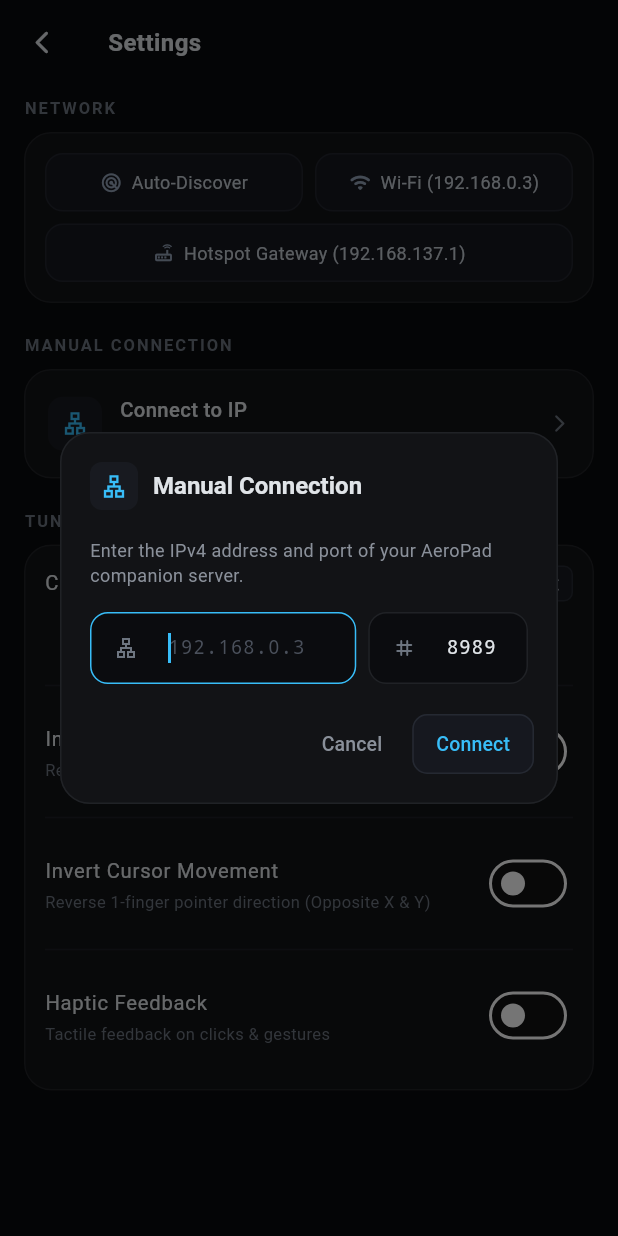
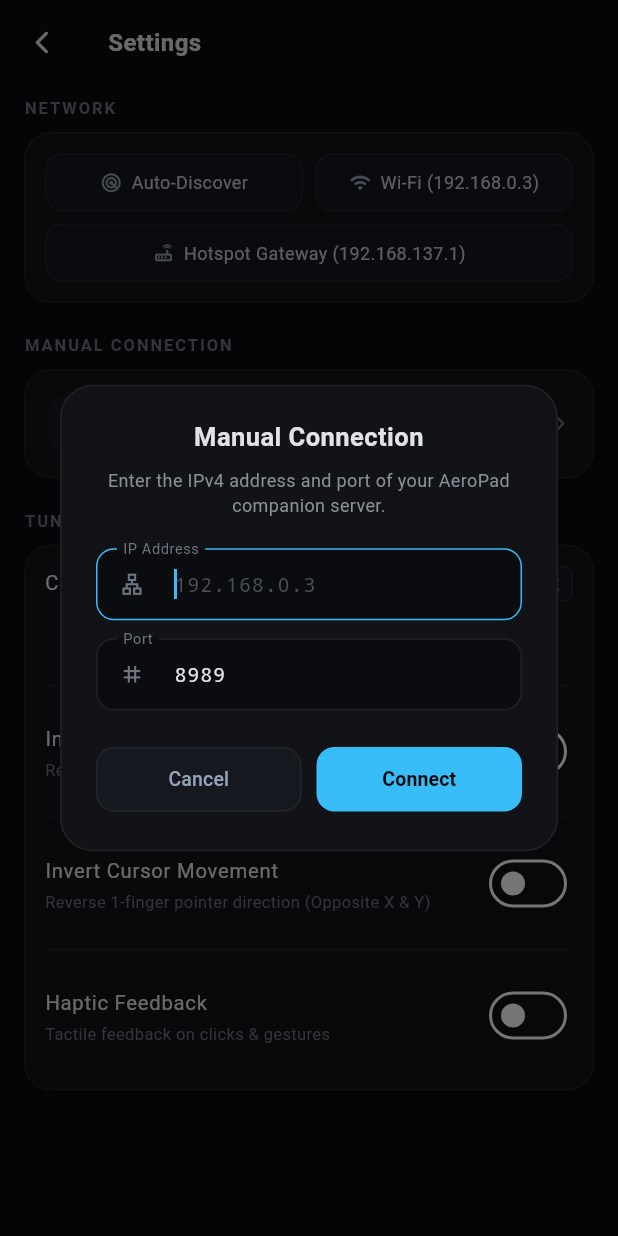
Before and after one commit to abhi963007/Aeropad, a Flutter app: the SettingsPage screen opened directly with empty values, after a tap on "Connect to IP", on a phone screen of 412 x 824 dp. Run offline on Flutter 3.47's test engine with Material 3 defaults, Android fonts, the phone set to English and light mode, and no system bars.

Commit message:
refactor(ui): redesign manual connection modal with centered header, 2 stacked input rows, and balanced action buttons

```diff
--- a/lib/main.dart
+++ b/lib/main.dart
@@ -742,37 +742,20 @@
         return AlertDialog(
           backgroundColor: const Color(0xff121316),
           shape: RoundedRectangleBorder(
-            borderRadius: BorderRadius.circular(20),
+            borderRadius: BorderRadius.circular(22),
             side: const BorderSide(color: Color(0xff202226)),
           ),
-          titlePadding: const EdgeInsets.fromLTRB(20, 20, 20, 8),
-          contentPadding: const EdgeInsets.fromLTRB(20, 10, 20, 16),
-          actionsPadding: const EdgeInsets.fromLTRB(16, 0, 16, 16),
-          title: Row(
-            children: [
-              Container(
-                width: 32,
-                height: 32,
-                decoration: BoxDecoration(
-                  color: const Color(0xff181a20),
-                  borderRadius: BorderRadius.circular(8),
-                ),
-                child: const Icon(
-                  Icons.lan_outlined,
-                  color: Color(0xff38bdf8),
-                  size: 18,
-                ),
-              ),
-              const SizedBox(width: 10),
-              const Text(
+          titlePadding: const EdgeInsets.fromLTRB(24, 24, 24, 8),
+          contentPadding: const EdgeInsets.fromLTRB(24, 0, 24, 24),
+          title: const Text(
             'Manual Connection',
+            textAlign: TextAlign.center,
             style: TextStyle(
               color: Color(0xffe0e4e8),
-                  fontSize: 16,
+              fontSize: 17,
               fontWeight: FontWeight.w600,
-                ),
-              ),
-            ],
+              letterSpacing: 0.3,
+            ),
           ),
           content: SingleChildScrollView(
             child: Column(
@@ -781,41 +764,43 @@
               children: [
                 const Text(
                   'Enter the IPv4 address and port of your AeroPad companion server.',
+                  textAlign: TextAlign.center,
                   style: TextStyle(
                     color: Color(0xff8a909a),
                     fontSize: 12,
-                    height: 1.4,
-                  ),
-                ),
-                const SizedBox(height: 16),
-                Row(
-                  children: [
-                    Expanded(
-                      flex: 5,
-                      child: TextField(
+                    height: 1.45,
+                  ),
+                ),
+                const SizedBox(height: 20),
+                TextField(
                   controller: _ipController,
                   keyboardType: TextInputType.datetime,
                   autofocus: true,
                   style: const TextStyle(
                     color: Color(0xffe0e4e8),
+                    fontSize: 13.5,
+                    fontFamily: 'monospace',
+                  ),
+                  decoration: InputDecoration(
+                    labelText: 'IP Address',
+                    labelStyle: const TextStyle(
+                      color: Color(0xff6e7681),
                       fontSize: 13,
-                          fontFamily: 'monospace',
-                        ),
-                        decoration: InputDecoration(
+                    ),
                     hintText: '192.168.0.3',
                     hintStyle: const TextStyle(
                       color: Color(0xff4a505b),
                     ),
                     prefixIcon: const Icon(
                       Icons.lan_outlined,
-                            size: 16,
+                      size: 17,
                       color: Color(0xff6e7681),
                     ),
                     filled: true,
                     fillColor: const Color(0xff0b0c0f),
                     contentPadding: const EdgeInsets.symmetric(
-                            horizontal: 12,
-                            vertical: 12,
+                      horizontal: 14,
+                      vertical: 13,
                     ),
                     border: OutlineInputBorder(
                       borderRadius: BorderRadius.circular(12),
@@ -837,33 +822,35 @@
                     ),
                   ),
                 ),
-                    ),
-                    const SizedBox(width: 8),
-                    Expanded(
-                      flex: 3,
-                      child: TextField(
+                const SizedBox(height: 12),
+                TextField(
                   controller: _portController,
                   keyboardType: TextInputType.number,
                   style: const TextStyle(
                     color: Color(0xffe0e4e8),
+                    fontSize: 13.5,
+                    fontFamily: 'monospace',
+                  ),
+                  decoration: InputDecoration(
+                    labelText: 'Port',
+                    labelStyle: const TextStyle(
+                      color: Color(0xff6e7681),
                       fontSize: 13,
-                          fontFamily: 'monospace',
-                        ),
-                        decoration: InputDecoration(
+                    ),
                     hintText: '8989',
                     hintStyle: const TextStyle(
                       color: Color(0xff4a505b),
                     ),
                     prefixIcon: const Icon(
                       Icons.tag_rounded,
-                            size: 16,
+                      size: 17,
                       color: Color(0xff6e7681),
                     ),
                     filled: true,
                     fillColor: const Color(0xff0b0c0f),
                     contentPadding: const EdgeInsets.symmetric(
-                            horizontal: 10,
-                            vertical: 12,
+                      horizontal: 14,
+                      vertical: 13,
                     ),
                     border: OutlineInputBorder(
                       borderRadius: BorderRadius.circular(12),
@@ -885,49 +872,60 @@
                     ),
                   ),
                 ),
-                    ),
-                  ],
-                ),
-              ],
-            ),
-          ),
-          actions: [
-            TextButton(
+                const SizedBox(height: 22),
+                Row(
+                  children: [
+                    Expanded(
+                      child: OutlinedButton(
                         onPressed: () => Navigator.of(dialogContext).pop(),
+                        style: OutlinedButton.styleFrom(
+                          foregroundColor: const Color(0xff94a3b8),
+                          backgroundColor: const Color(0xff16181f),
+                          side: const BorderSide(color: Color(0xff22252e)),
+                          padding: const EdgeInsets.symmetric(vertical: 12),
+                          shape: RoundedRectangleBorder(
+                            borderRadius: BorderRadius.circular(12),
+                          ),
+                        ),
                         child: const Text(
                           'Cancel',
                           style: TextStyle(
-                  color: Color(0xff8a909a),
                             fontSize: 13,
-                ),
-              ),
-            ),
-            OutlinedButton(
+                            fontWeight: FontWeight.w500,
+                          ),
+                        ),
+                      ),
+                    ),
+                    const SizedBox(width: 10),
+                    Expanded(
+                      child: ElevatedButton(
                         onPressed: () {
                           Navigator.of(dialogContext).pop();
                           _manualConnect();
                         },
-              style: OutlinedButton.styleFrom(
-                foregroundColor: const Color(0xff38bdf8),
-                backgroundColor: const Color(0xff16181f),
-                side: const BorderSide(color: Color(0xff252932)),
-                padding: const EdgeInsets.symmetric(
-                  horizontal: 16,
-                  vertical: 10,
-                ),
+                        style: ElevatedButton.styleFrom(
+                          foregroundColor: const Color(0xff090a0c),
+                          backgroundColor: const Color(0xff38bdf8),
+                          elevation: 0,
+                          padding: const EdgeInsets.symmetric(vertical: 12),
                           shape: RoundedRectangleBorder(
-                  borderRadius: BorderRadius.circular(10),
+                            borderRadius: BorderRadius.circular(12),
                           ),
                         ),
                         child: const Text(
                           'Connect',
                           style: TextStyle(
                             fontSize: 13,
-                  fontWeight: FontWeight.w500,
-                ),
-              ),
-            ),
-          ],
+                            fontWeight: FontWeight.w600,
+                          ),
+                        ),
+                      ),
+                    ),
+                  ],
+                ),
+              ],
+            ),
+          ),
         );
       },
     );
```
Lines whose indentation alone changed are shown as unchanged.
